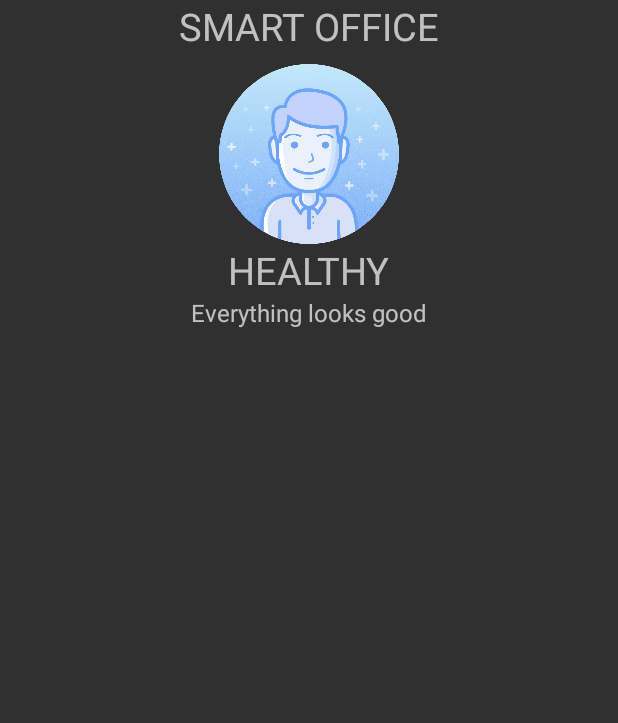
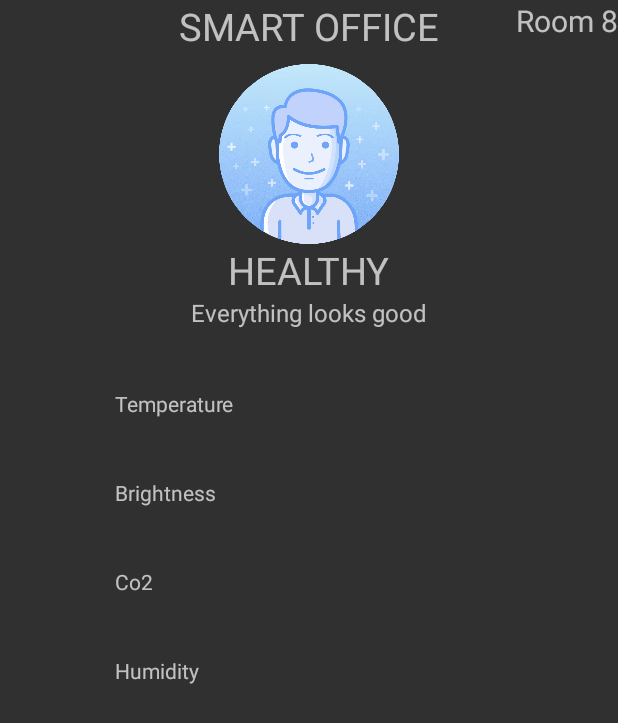
Before and after one commit to Solovova/SmartOfficeK, an Android app: the screen it shows after launch (MainActivity), after a tap on "Room 8", on a phone screen of 412 x 824 dp. Shown: the top 723 px of the screen. Run offline under Robolectric (Android 15) with nearby library versions, the light colour scheme and no system bars.

Commit message:
kernel ready

```diff
--- a/app/src/main/java/com/example/smartoffice/fragments/FragmentSensor.kt
+++ b/app/src/main/java/com/example/smartoffice/fragments/FragmentSensor.kt
@@ -8,12 +8,14 @@ import android.util.Log
 import android.view.LayoutInflater
 import android.view.View
 import android.view.ViewGroup
+import android.widget.TextView
 
 import com.example.smartoffice.R
 import com.example.smartoffice.service.Sensor
 
 class FragmentSensor : Fragment() {
     private var sensor:Sensor? = null
+    private var textViewSensorName: TextView? = null
 
     override fun onCreate(savedInstanceState: Bundle?) {
         super.onCreate(savedInstanceState)
@@ -37,12 +39,24 @@ class FragmentSensor : Fragment() {
 
     override fun onViewCreated(view: View, savedInstanceState: Bundle?) {
         super.onViewCreated(view, savedInstanceState)
-        this.sensor?.setLinkToFragmentSensor(this)
+
+        textViewSensorName = view.findViewById(R.id.textHeadSensorName)
+
+        this.sensor?.setLinkToFragmentSensor(this, view.findViewById(R.id.SensorIndicatorContainer))
 
         Log.i("SHOW","on onViewCreated ${this.sensor?.sensorID}")
     }
 
+    private fun refreshAll() {
+        val sensor = this.sensor
+        if (sensor != null) {
+            val textViewSensorName = this.textViewSensorName
+            if (textViewSensorName != null) textViewSensorName.text = sensor.sensorName
+        }
+    }
+
     fun setSensor(_sensor:Sensor){
         this.sensor = _sensor
+        this.refreshAll()
     }
 }
--- a/app/src/main/java/com/example/smartoffice/service/Sensor.kt
+++ b/app/src/main/java/com/example/smartoffice/service/Sensor.kt
@@ -2,9 +2,11 @@ package com.example.smartoffice.service
 
 import android.app.Application
 import android.view.View
+import android.widget.LinearLayout
 import com.example.smartoffice.R
 import com.example.smartoffice.fragments.FragmentSensor
 import com.example.smartoffice.soviews.SensorButton
+import com.example.smartoffice.soviews.SensorIndicatorButton
 
 class Sensor {
     var indicators = mutableListOf<SensorIndicator>()
@@ -12,6 +14,7 @@ class Sensor {
     var sensorName: String = ""
     private var sensorButton: SensorButton? = null
     private var fragmentSensor: FragmentSensor? = null
+    private var sensorIndicatorContainer: LinearLayout? = null
 
 
     constructor(_sensorID: String) {
@@ -28,17 +31,33 @@ class Sensor {
         sensorButton.setSensor(this)
     }
 
-    fun setLinkToFragmentSensor(_fragmentSensor: FragmentSensor){
+    fun setLinkToFragmentSensor(_fragmentSensor: FragmentSensor, _sensorIndicatorContainer: LinearLayout){
         // its call from onViewCreate of FragmentSensor
-        if (this.fragmentSensor != _fragmentSensor) {
+        if (this.fragmentSensor != _fragmentSensor || this.sensorIndicatorContainer != _sensorIndicatorContainer) {
             this.fragmentSensor = _fragmentSensor
-            this.recreateSensorIndicatorButton()
+            this.sensorIndicatorContainer = _sensorIndicatorContainer
+            _fragmentSensor.setSensor(this)
+            this.createSensorIndicatorButton()
         }
     }
 
-    private fun recreateSensorIndicatorButton(){
-        //ToDo create a indicators in
-
+    private fun createSensorIndicatorButton(){
+        val sensorIndicatorContainer = this.sensorIndicatorContainer
+        if (sensorIndicatorContainer != null) {
+            if (sensorIndicatorContainer.childCount > 0) sensorIndicatorContainer.removeAllViews()
+            var params: LinearLayout.LayoutParams = LinearLayout.LayoutParams(
+                LinearLayout.LayoutParams.MATCH_PARENT,
+                LinearLayout.LayoutParams.WRAP_CONTENT
+            )
+            for (indicator in indicators) {
+                val newButtonIndicator = SensorIndicatorButton(sensorIndicatorContainer.context)
+                params.setMargins(10, 30, 10, 30)
+                newButtonIndicator.layoutParams = params
+                sensorIndicatorContainer.addView(newButtonIndicator)
+                indicator.setLinkToSensorIndicatorButton(newButtonIndicator)
+            }
+            sensorIndicatorContainer.invalidate()
+        }
     }
 
     fun testGenerateData(testSensorIndicatorType : Array<enIndicatorType>?) {
--- a/app/src/main/java/com/example/smartoffice/service/SensorIndicator.kt
+++ b/app/src/main/java/com/example/smartoffice/service/SensorIndicator.kt
@@ -1,12 +1,15 @@
 package com.example.smartoffice.service
 
+import com.example.smartoffice.soviews.SensorIndicatorButton
 import java.util.*
 
 
 class SensorIndicator  {
     private var indicatorValue: Double = 0.0
     private var alarmRange: DoubleArray = doubleArrayOf(0.0, 0.0)
-    private var type: enIndicatorType
+    var type: enIndicatorType
+
+    private var sensorIndicatorButton: SensorIndicatorButton? = null
 
     constructor(_type: enIndicatorType) {
         type = _type
@@ -30,4 +33,11 @@ class SensorIndicator  {
     fun nextTestData() {
 
     }
+
+    fun setLinkToSensorIndicatorButton(_sensorIndicatorButton: SensorIndicatorButton) {
+        if (this.sensorIndicatorButton !=_sensorIndicatorButton) {
+            this.sensorIndicatorButton = _sensorIndicatorButton
+            _sensorIndicatorButton.setSensorIndicator(this)
+        }
+    }
 }
--- a/app/src/main/java/com/example/smartoffice/soviews/SensorIndicatorButton.kt
+++ b/app/src/main/java/com/example/smartoffice/soviews/SensorIndicatorButton.kt
@@ -20,8 +20,17 @@ class SensorIndicatorButton: ConstraintLayout  {
 
     }
 
-    fun setSensor(_sensorIndicator: SensorIndicator) {
-        this.sensorIndicator = _sensorIndicator
-        //textMain.text = _sensorIndicator.
+    private fun refreshAll() {
+        val sensorIndicator = this.sensorIndicator
+        if (sensorIndicator != null) {
+            this.textMain.text = sensorIndicator.type.toString()
+        }
+    }
+
+    fun setSensorIndicator(_sensorIndicator: SensorIndicator) {
+        if (this.sensorIndicator != _sensorIndicator) {
+            this.sensorIndicator = _sensorIndicator
+            this.refreshAll()
+        }
     }
 }
--- a/app/src/main/res/layout/fragment_fragment_sensor.xml
+++ b/app/src/main/res/layout/fragment_fragment_sensor.xml
@@ -6,6 +6,7 @@
         android:layout_width="match_parent"
         android:layout_height="match_parent"
         tools:context=".MainActivity"
+
 >
     <LinearLayout
             android:layout_width="match_parent"
@@ -13,7 +14,7 @@
             android:orientation="vertical">
 
         <android.support.constraint.ConstraintLayout
-                android:id="@+id/layhead"
+                android:id="@+id/headContainer"
                 android:layout_width="match_parent"
                 android:layout_height="wrap_content">
 
@@ -23,6 +24,7 @@
                     android:layout_height="wrap_content"
                     android:text="SMART OFFICE"
                     android:textSize="25dp"
+                    app:layout_constraintTop_toTopOf="parent"
                     app:layout_constraintEnd_toEndOf="parent"
                     app:layout_constraintHorizontal_bias="0.5"
                     app:layout_constraintStart_toStartOf="parent" />
@@ -61,13 +63,19 @@
                     app:layout_constraintStart_toStartOf="parent"
                     app:layout_constraintTop_toBottomOf="@+id/textHead1" />
 
+            <TextView
+                    android:id="@+id/textHeadSensorName"
+                    android:layout_width="wrap_content"
+                    android:layout_height="wrap_content"
+                    android:text="Room 1"
+                    android:textSize="20sp"
+                    app:layout_constraintEnd_toEndOf="parent"
+                    app:layout_constraintTop_toTopOf="parent" />
+
 
         </android.support.constraint.ConstraintLayout>
 
-
-
         <ScrollView
-
                 android:layout_margin="20dp"
                 android:layout_width="match_parent"
                 android:layout_height="match_parent"
@@ -75,13 +83,11 @@
                 tools:layout_editor_absoluteX="20dp"
                 android:layout_marginTop="8dp"
                 app:layout_constraintTop_toTopOf="parent">
-
             <LinearLayout
-                    android:id="@+id/LayoutScrollSensor"
+                    android:id="@+id/SensorIndicatorContainer"
                     android:layout_width="match_parent"
                     android:layout_height="match_parent"
                     android:orientation="vertical">
-
             </LinearLayout>
 
         </ScrollView>
```
Also changed, not shown: app/src/main/java/com/example/smartoffice/MainActivity.kt (+1 -11 lines), app/src/main/res/layout/fragment_fragment_start.xml (+3 -26 lines).
